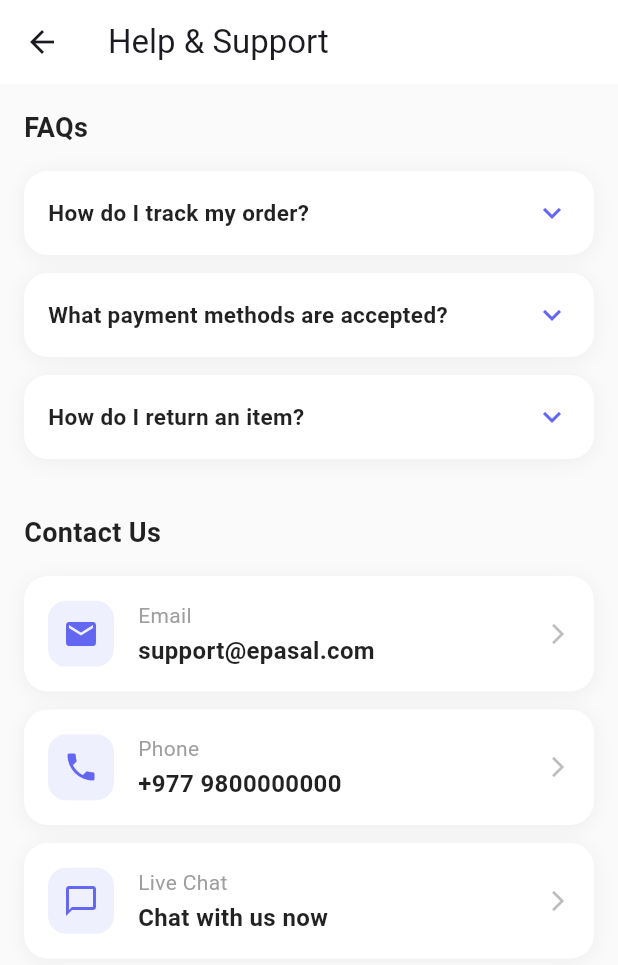
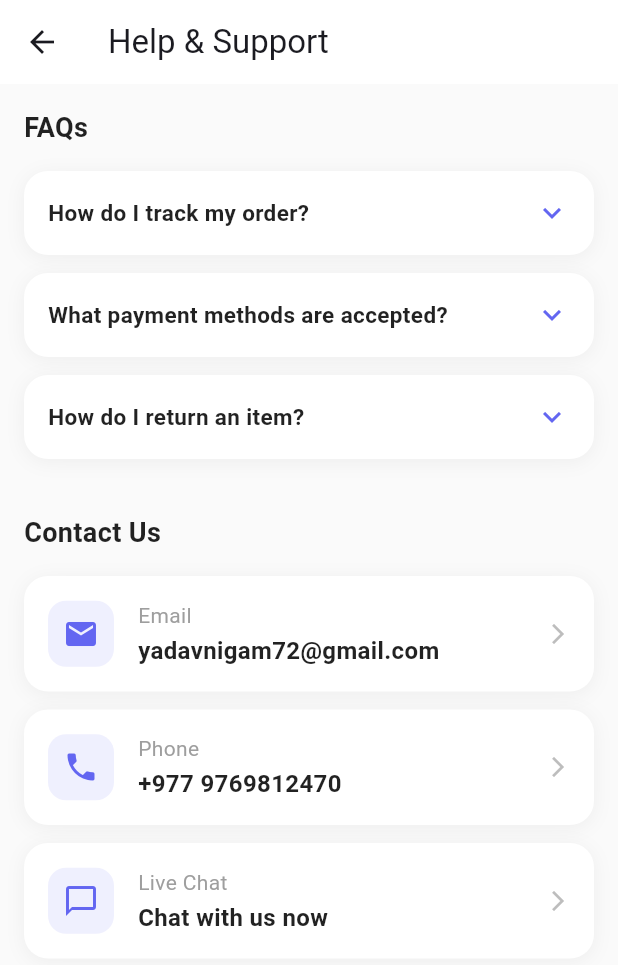
Before and after one commit to nigamyadav72/MajorProject_App, a Flutter app: the HelpSupportPage screen opened directly, after a tap on "Email", on a phone screen of 412 x 824 dp. Shown: the top 965 px of the screen. Run offline on Flutter 3.47's test engine with Material 3 defaults, Android fonts, the light colour scheme and no system bars; our stand-ins replace cached_network_image, flutter_secure_storage, google_sign_in, image_picker, webview_flutter; missing offline and left inert: khalti_checkout_flutter; accounts and stored records are empty; Roboto replaces fonts that are missing (Outfit).

Commit message:
profile section features

```diff
--- a/lib/screens/help_support_page.dart
+++ b/lib/screens/help_support_page.dart
@@ -1,7 +1,15 @@
 import 'package:flutter/material.dart';
+import 'package:url_launcher/url_launcher.dart';
 
 class HelpSupportPage extends StatelessWidget {
   const HelpSupportPage({super.key});
+
+  Future<void> _launchUrl(String urlString) async {
+    final Uri url = Uri.parse(urlString);
+    if (!await launchUrl(url)) {
+      throw Exception('Could not launch $url');
+    }
+  }
 
   @override
   Widget build(BuildContext context) {
@@ -49,20 +57,25 @@
           _ContactCard(
             icon: Icons.email,
             title: 'Email',
-            value: 'support@epasal.com',
-            onTap: () {},
+            value: 'yadavnigam72@gmail.com',
+            onTap: () => _launchUrl('mailto:yadavnigam72@gmail.com'),
           ),
           _ContactCard(
             icon: Icons.phone,
             title: 'Phone',
-            value: '+977 9800000000',
-            onTap: () {},
+            value: '+977 9769812470',
+            onTap: () => _launchUrl('tel:+9779769812470'),
           ),
           _ContactCard(
             icon: Icons.chat_bubble_outline,
             title: 'Live Chat',
             value: 'Chat with us now',
-            onTap: () {},
+            onTap: () {
+              // Placeholder for chat support - could link to WhatsApp or a chat service
+              ScaffoldMessenger.of(context).showSnackBar(
+                const SnackBar(content: Text('Live Chat feature coming soon!')),
+              );
+            },
           ),
         ],
       ),
--- a/pubspec.yaml
+++ b/pubspec.yaml
@@ -40,6 +40,9 @@
   # Icons
   cupertino_icons: ^1.0.2
 
+  # URL Launcher for calls and emails
+  url_launcher: ^6.2.5
+
 dev_dependencies:
   flutter_test:
     sdk: flutter
```
Also changed, not shown: pubspec.lock.
